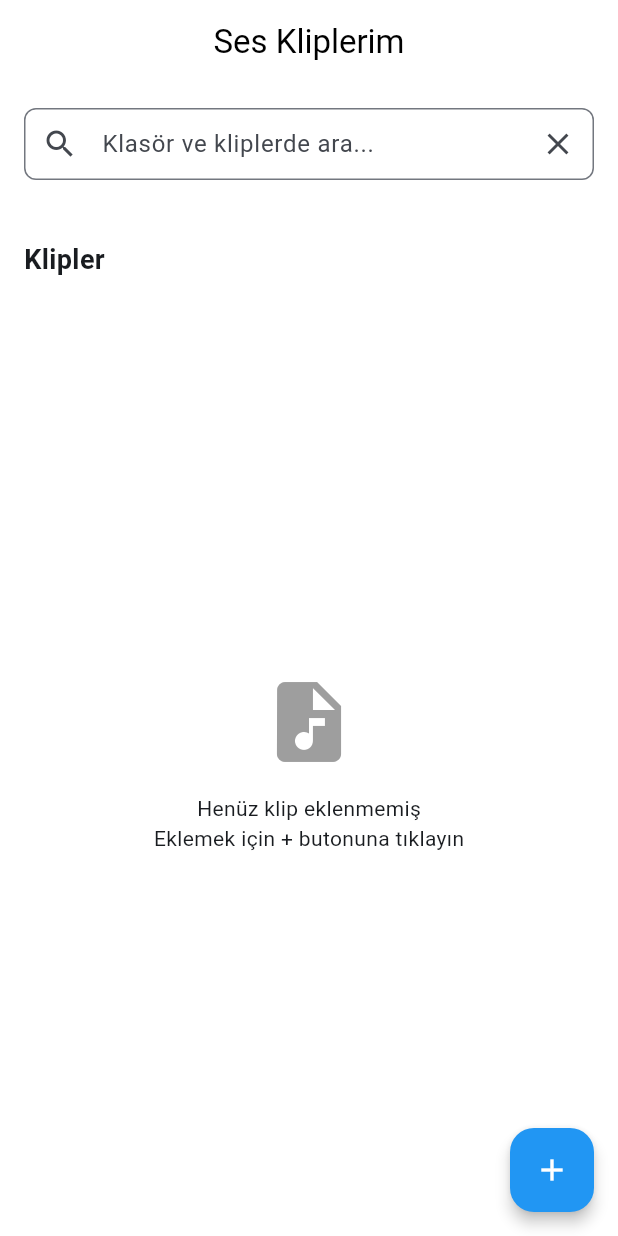
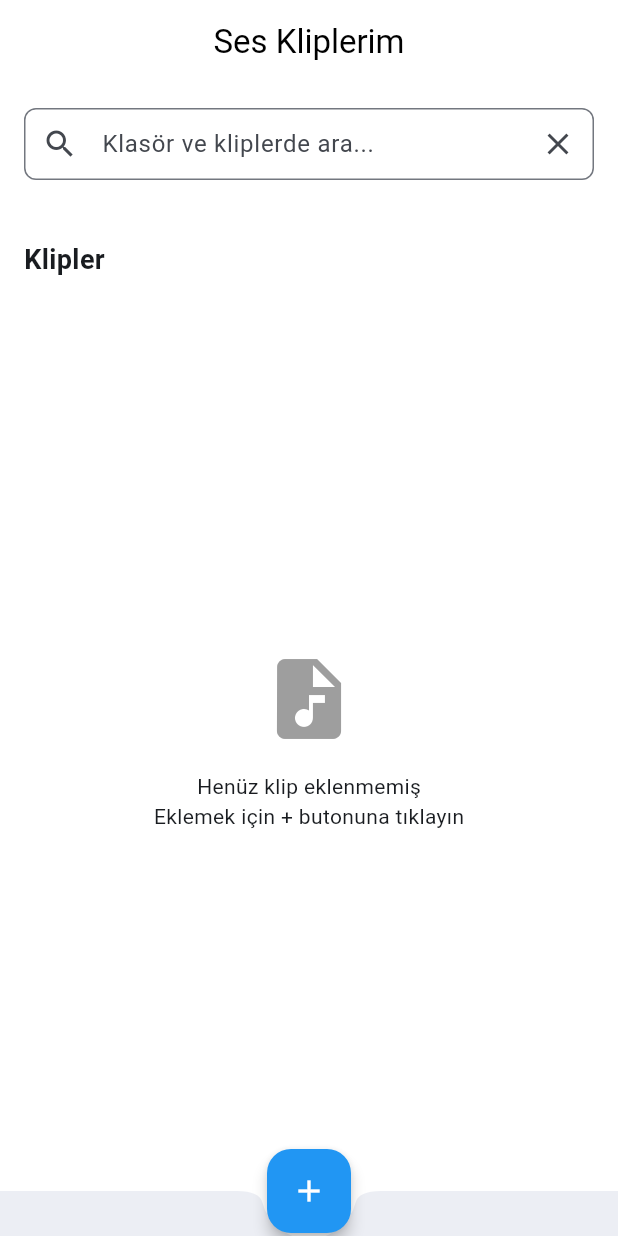
Before and after one commit to emrecanmuslu/clip-sticker-app, a Flutter app: the screen it shows after launch, on a phone screen of 412 x 824 dp. Run offline on Flutter 3.47's test engine with Material 3 defaults, Android fonts, the phone set to English and light mode, and no system bars; our stand-ins replace connectivity_plus, file_picker, flutter_riverpod, just_audio, permission_handler, share_plus and 1 more; missing offline and left inert: audio_waveforms, ffmpeg_kit_flutter_audio, youtube_explode_dart.

Commit message:
feat: Add bottom navigation bar to audio home screen
This commit introduces a bottom navigation bar to the audio home screen for improved navigation.

Key changes include:

-   **Bottom Navigation Bar:** Added a `BottomAppBar` to the `HomeScreen` to serve as a bottom navigation bar.
-   **Navigation Bar Shape:** The navigation bar has a `CircularNotchedRectangle` shape.
- **Navigation Bar Height:** The navigation bar has height `30`.
- **Floating Action Button:** The floating action button is located in the center docked position.

```diff
--- a/lib/modules/audio/screens/home_screen.dart
+++ b/lib/modules/audio/screens/home_screen.dart
@@ -163,6 +163,11 @@ class _HomeScreenState extends ConsumerState<HomeScreen> {
         onPressed: () => _showAddMenu(),
         child: const Icon(Icons.add),
       ),
+      bottomNavigationBar: BottomAppBar(
+        shape: const CircularNotchedRectangle(),
+        height: 30,
+      ),
+      floatingActionButtonLocation: FloatingActionButtonLocation.centerDocked,
     );
   }
 
```
